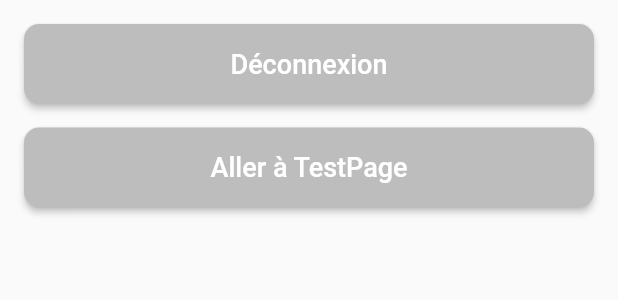
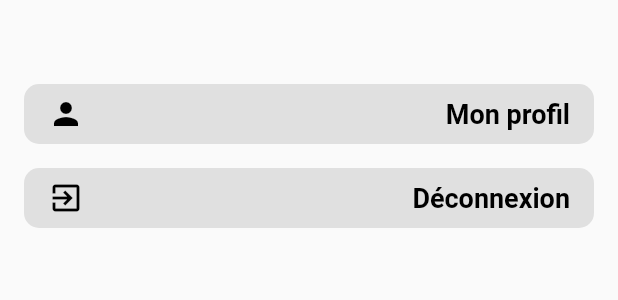
Before and after one commit to mat976/hermes_kids, a Flutter app: the ParametresPage widget shown alone on an empty page, opened directly, on a phone screen of 412 x 824 dp. Shown: the top 300 px of the screen. Run offline on Flutter 3.47's test engine with Material 2 defaults, Android fonts, the phone set to English and light mode, and no system bars; our stand-ins replace carousel_slider, cloud_firestore, curved_navigation_bar, dot_navigation_bar, firebase_auth, firebase_core and 5 more; accounts and stored records are empty; network calls fail.

Commit message:
changement de nav bar et ajout de bouton a page paramètre

```diff
--- a/lib/home_pages/parametres_page.dart
+++ b/lib/home_pages/parametres_page.dart
@@ -1,10 +1,44 @@
 import 'package:flutter/material.dart';
 import 'package:shared_preferences/shared_preferences.dart';
 import '../login_page.dart';
-import '../test_page.dart';
+import 'package:firebase_auth/firebase_auth.dart';
+import 'package:cloud_firestore/cloud_firestore.dart';
+import '../admin_page/post_page.dart'; // Importez la page PostPage
+import '../settings/user_page.dart'; // Importez la page UserProfilePage
 
-class ParametresPage extends StatelessWidget {
+class ParametresPage extends StatefulWidget {
   const ParametresPage({Key? key}) : super(key: key);
+
+  @override
+  _ParametresPageState createState() => _ParametresPageState();
+}
+
+class _ParametresPageState extends State<ParametresPage> {
+  bool isAdmin = false;
+
+  @override
+  void initState() {
+    super.initState();
+    fetchAdminStatus();
+  }
+
+  Future<void> fetchAdminStatus() async {
+    final User? currentUser = FirebaseAuth.instance.currentUser;
+    if (currentUser != null) {
+      final DocumentSnapshot snapshot = await FirebaseFirestore.instance
+          .collection('users')
+          .doc(currentUser.uid)
+          .get();
+      if (snapshot.exists) {
+        final data = snapshot.data() as Map<String, dynamic>?;
+        if (data != null) {
+          setState(() {
+            isAdmin = data['admin'] == true;
+          });
+        }
+      }
+    }
+  }
 
   Future<void> _logout(BuildContext context) async {
     SharedPreferences prefs = await SharedPreferences.getInstance();
@@ -15,11 +49,92 @@ class ParametresPage extends StatelessWidget {
     );
   }
 
+  void navigateToPostPage(BuildContext context) {
+    Navigator.push(
+      context,
+      MaterialPageRoute(
+        builder: (context) => const PostPage(),
+      ),
+    );
+  }
+
+  void navigateToUserProfilePage(BuildContext context) {
+    Navigator.push(
+      context,
+      MaterialPageRoute(
+        builder: (context) => UserPage(),
+      ),
+    );
+  }
+
   @override
   Widget build(BuildContext context) {
-    return ListView(
+    return Container(
+      padding: const EdgeInsets.only(top: 24.0),
+      child: ListView(
         padding: const EdgeInsets.all(16.0),
         children: [
+          if (isAdmin) // Afficher le bouton uniquement si l'utilisateur est un admin
+            ElevatedButton(
+              onPressed: () {
+                navigateToPostPage(context);
+              },
+              style: ElevatedButton.styleFrom(
+                shape: RoundedRectangleBorder(
+                  borderRadius: BorderRadius.circular(10.0),
+                ),
+                primary: Colors.grey[300], // Couleur de fond du bouton
+                onPrimary: Colors.black, // Couleur du texte du bouton
+                elevation: 0, // Supprime l'ombre du bouton
+                padding: const EdgeInsets.all(16.0),
+                visualDensity: VisualDensity.compact,
+              ),
+              child: Row(
+                mainAxisAlignment: MainAxisAlignment.spaceBetween,
+                children: [
+                  Icon(Icons.settings), // Icône de paramètres
+                  SizedBox(width: 16.0),
+                  Text(
+                    'Paramètres admin',
+                    style: TextStyle(
+                      fontSize: 18.0,
+                      fontWeight: FontWeight.bold,
+                    ),
+                  ),
+                ],
+              ),
+            ),
+          const SizedBox(height: 16.0), // Ajout de l'espace entre les boutons
+          ElevatedButton(
+            onPressed: () {
+              navigateToUserProfilePage(context);
+            },
+            style: ElevatedButton.styleFrom(
+              shape: RoundedRectangleBorder(
+                borderRadius: BorderRadius.circular(10.0),
+              ),
+              primary: Colors.grey[300], // Couleur de fond du bouton
+              onPrimary: Colors.black, // Couleur du texte du bouton
+              elevation: 0, // Supprime l'ombre du bouton
+              padding: const EdgeInsets.all(16.0),
+              visualDensity: VisualDensity.compact,
+            ),
+            child: Row(
+              mainAxisAlignment: MainAxisAlignment.spaceBetween,
+              children: [
+                Icon(Icons.person), // Icône de profil
+                SizedBox(width: 16.0),
+                Text(
+                  'Mon profil',
+                  style: TextStyle(
+                    fontSize: 18.0,
+                    fontWeight: FontWeight.bold,
+                  ),
+                ),
+              ],
+            ),
+          ),
+          const SizedBox(height: 16.0), // Ajout de l'espace entre les boutons
           ElevatedButton(
             onPressed: () {
               _logout(context);
@@ -28,45 +143,29 @@ class ParametresPage extends StatelessWidget {
               shape: RoundedRectangleBorder(
                 borderRadius: BorderRadius.circular(10.0),
               ),
-            backgroundColor: Colors.grey[400],
+              primary: Colors.grey[300], // Couleur de fond du bouton
+              onPrimary: Colors.black, // Couleur du texte du bouton
+              elevation: 0, // Supprime l'ombre du bouton
+              padding: const EdgeInsets.all(16.0),
+              visualDensity: VisualDensity.compact,
             ),
-          child: const Padding(
-            padding: EdgeInsets.all(16.0),
-            child: Text(
+            child: Row(
+              mainAxisAlignment: MainAxisAlignment.spaceBetween,
+              children: [
+                Icon(Icons.exit_to_app), // Icône de déconnexion
+                SizedBox(width: 16.0),
+                Text(
                   'Déconnexion',
                   style: TextStyle(
                     fontSize: 18.0,
-                color: Colors.white,
-              ),
-            ),
-          ),
-        ),
-        const SizedBox(height: 16.0), // Ajout de l'espace entre les boutons
-        ElevatedButton(
-          onPressed: () {
-            Navigator.pushReplacement(
-              context,
-              MaterialPageRoute(builder: (context) => TestPage()),
-            );
-          },
-          style: ElevatedButton.styleFrom(
-            shape: RoundedRectangleBorder(
-              borderRadius: BorderRadius.circular(10.0),
-            ),
-            backgroundColor: Colors.grey[400],
-          ),
-          child: const Padding(
-            padding: EdgeInsets.all(16.0),
-            child: Text(
-              'Aller à TestPage',
-              style: TextStyle(
-                fontSize: 18.0,
-                color: Colors.white,
-              ),
-            ),
+                    fontWeight: FontWeight.bold,
                   ),
                 ),
               ],
+            ),
+          ),
+        ],
+      ),
     );
   }
 }
--- a/pubspec.yaml
+++ b/pubspec.yaml
@@ -46,6 +46,7 @@ dependencies:
   firebase_storage: ^11.2.3
   image_picker: ^0.8.9
   cached_network_image: ^3.2.3
+  dot_navigation_bar: ^1.0.2
 
 
 
```
Also changed, not shown: lib/home_page.dart (+30 -28 lines), lib/home_pages/accueil_page.dart (+12 -11 lines), lib/settings/user_page.dart (added, +45 -0 lines), lib/test_page.dart (deleted, +0 -34 lines), lib/admin_page/edit_post_page.dart (renamed from lib/home_pages/edit_post_page.dart), lib/admin_page/post_page.dart (renamed from lib/home_pages/post_page.dart), lib/admin_page/view_posts_page.dart (renamed from lib/home_pages/view_posts_page.dart), pubspec.lock. Lines whose indentation alone changed are shown as unchanged.
